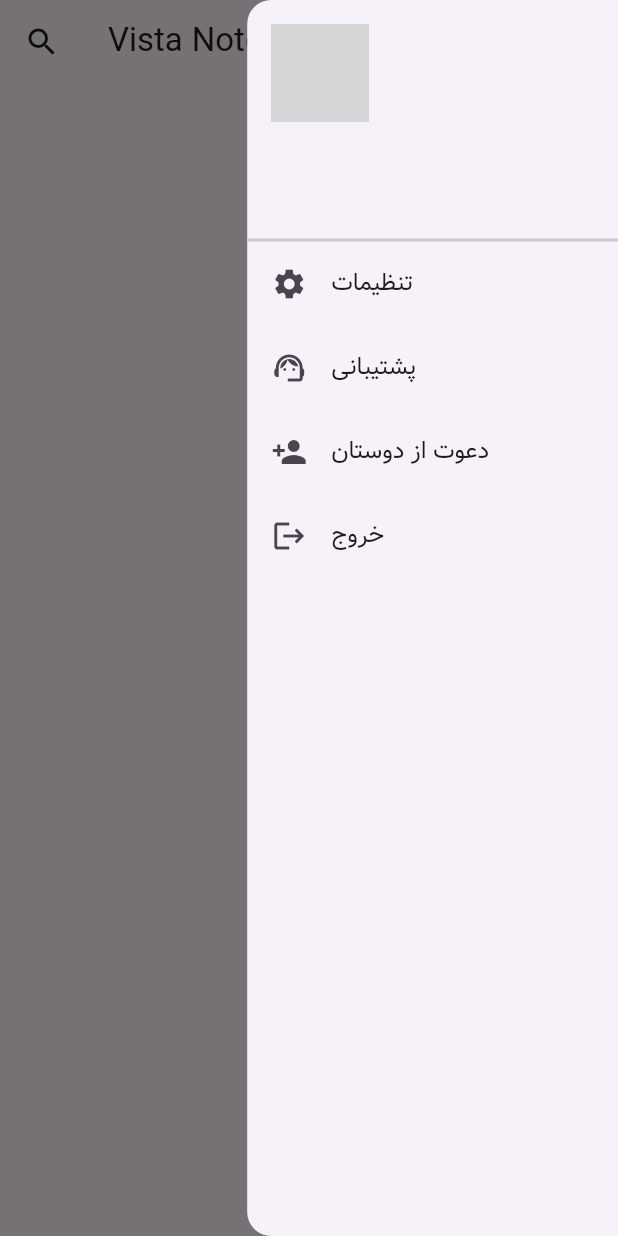
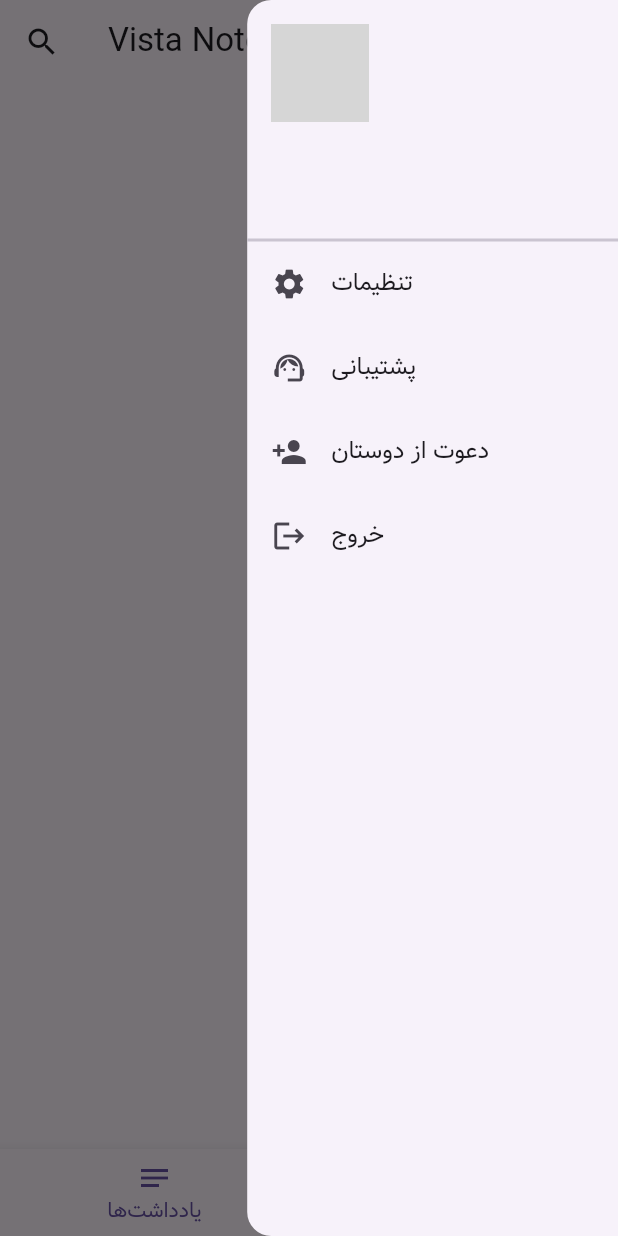
Before and after one commit to immrit/vista_notes, a Flutter app: the HomeScreen screen opened by its route, after a tap on the "menu" icon, on a phone screen of 412 x 824 dp. Run offline on Flutter 3.47's test engine with Material 3 defaults, Android fonts, the phone set to English and light mode, and no system bars; our stand-ins replace app_links, flutter_riverpod, flutter_screenutil, hive_flutter, image_picker, shamsi_date and 2 more; accounts and stored records are empty; network calls fail; grey boxes are pictures that could not be loaded.

Commit message:
add cafe

```diff
--- a/lib/provider/provider.dart
+++ b/lib/provider/provider.dart
@@ -1,6 +1,7 @@
 import 'package:flutter/material.dart';
 import 'package:flutter_riverpod/flutter_riverpod.dart';
 import 'package:supabase_flutter/supabase_flutter.dart';
+import 'package:vistaNote/model/publicPostModel.dart';
 import '../main.dart';
 import '../model/Notes.dart';
 import '../util/themes.dart';
@@ -47,7 +48,7 @@ final profileUpdateProvider =
   final response =
       await supabase.from('profiles').update(updatedData).eq('id', user.id);
 
-  if (response.error != null) {
+  if (response != null) {
     throw Exception('Failed to update profile');
   }
 });
@@ -78,8 +79,8 @@ final deleteNoteProvider =
     FutureProvider.family<void, dynamic>((ref, noteId) async {
   final response = await supabase.from('Notes').delete().eq('id', noteId);
 
-  if (response.error != null) {
-    throw Exception('Error deleting note: ${response.error!.message}');
+  if (response != null) {
+    throw Exception('Error deleting note: ${response!}');
   }
 });
 
@@ -90,3 +91,22 @@ final themeProvider = StateProvider<ThemeData>((ref) {
 
 final isLoadingProvider = StateProvider<bool>((ref) => false);
 final isRedirectingProvider = StateProvider<bool>((ref) => false);
+
+//preview public posts
+
+final publicPostsProvider = FutureProvider<List<PublicPost>>((ref) async {
+  try {
+    final response = await supabase
+        .from('public_posts')
+        .select('*, profiles(username, avatar_url)')
+        .order('created_at', ascending: false);
+
+    final postsData = response as List<dynamic>;
+    return postsData
+        .map((e) => PublicPost.fromMap(e as Map<String, dynamic>))
+        .toList();
+  } catch (e) {
+    print("Exception in fetching public posts: $e");
+    throw Exception("Exception in fetching public posts: $e");
+  }
+});
--- a/lib/util/widgets.dart
+++ b/lib/util/widgets.dart
@@ -9,7 +9,7 @@ import 'package:share_plus/share_plus.dart';
 import 'package:supabase_flutter/supabase_flutter.dart';
 import 'package:vistaNote/main.dart';
 import 'package:vistaNote/model/Notes.dart';
-import 'package:vistaNote/view/screen/AddNoteScreen.dart';
+import 'package:vistaNote/view/screen/Notes/AddNoteScreen.dart';
 import '../provider/provider.dart';
 import '../view/screen/searchPage.dart';
 import 'themes.dart';
--- /dev/null
+++ b/lib/view/screen/Notes/NotesPage.dart
@@ -0,0 +1,82 @@
+import 'package:flutter/material.dart';
+import 'package:flutter_riverpod/flutter_riverpod.dart';
+import '../../../provider/provider.dart';
+import '../../../util/widgets.dart';
+import 'AddNoteScreen.dart';
+
+class NotesScreen extends ConsumerWidget {
+  const NotesScreen({super.key});
+
+  @override
+  Widget build(BuildContext context, WidgetRef ref) {
+    final notesAsyncValue = ref.watch(notesProvider);
+
+    return Scaffold(
+      body: Directionality(
+        textDirection: TextDirection.rtl,
+        child: notesAsyncValue.when(
+          data: (notes) {
+            final pinnedNotes = notes.where((note) => note.isPinned).toList();
+            final otherNotes = notes.where((note) => !note.isPinned).toList();
+
+            pinnedNotes.sort((a, b) => b.createdAt.compareTo(a.createdAt));
+            otherNotes.sort((a, b) => b.createdAt.compareTo(a.createdAt));
+
+            return RefreshIndicator(
+              onRefresh: () async {
+                ref.refresh(notesProvider);
+              },
+              child: Padding(
+                padding: const EdgeInsets.all(8.0),
+                child: ListView(
+                  children: [
+                    if (pinnedNotes.isNotEmpty) ...[
+                      const Text(
+                        'پین شده ها:',
+                        style: TextStyle(
+                            fontWeight: FontWeight.bold, fontSize: 16),
+                      ),
+                      NoteGridWidget(notes: pinnedNotes, ref: ref),
+                    ],
+                    const SizedBox(height: 20),
+                    const Text(
+                      'سایر یادداشت‌ها:',
+                      style:
+                          TextStyle(fontWeight: FontWeight.bold, fontSize: 16),
+                    ),
+                    NoteGridWidget(notes: otherNotes, ref: ref),
+                  ],
+                ),
+              ),
+            );
+          },
+          loading: () => const Center(child: CircularProgressIndicator()),
+          error: (err, stack) => Center(
+              child: Column(
+            crossAxisAlignment: CrossAxisAlignment.center,
+            mainAxisAlignment: MainAxisAlignment.center,
+            children: [
+              const Text('دسترسی به اینترنت قطع است :('),
+              IconButton(
+                iconSize: 50,
+                splashColor: Colors.transparent,
+                color: Colors.white,
+                onPressed: () {
+                  ref.refresh(notesProvider);
+                },
+                icon: const Icon(Icons.refresh),
+              ),
+            ],
+          )),
+        ),
+      ),
+      floatingActionButton: FloatingActionButton(
+        child: const Icon(Icons.edit),
+        onPressed: () {
+          Navigator.of(context).push(
+              MaterialPageRoute(builder: (context) => const AddNoteScreen()));
+        },
+      ),
+    );
+  }
+}
--- a/lib/view/screen/homeScreen.dart
+++ b/lib/view/screen/homeScreen.dart
@@ -2,28 +2,45 @@ import 'package:flutter/material.dart';
 import 'package:flutter_riverpod/flutter_riverpod.dart';
 import 'package:flutter_screenutil/flutter_screenutil.dart';
 import 'package:share_plus/share_plus.dart';
+import 'package:vistaNote/view/screen/Notes/NotesPage.dart';
 import 'package:vistaNote/view/screen/support.dart';
 import '../../main.dart';
-import '../../provider/provider.dart';
 import '../../util/widgets.dart';
-import 'AddNoteScreen.dart';
+import 'PublicPosts/publicPosts.dart';
+import '../../provider/provider.dart'; // پرووایدرها
 
-class HomeScreen extends ConsumerWidget {
+class HomeScreen extends ConsumerStatefulWidget {
   const HomeScreen({super.key});
 
   @override
-  Widget build(BuildContext context, WidgetRef ref) {
+  ConsumerState<HomeScreen> createState() => _HomeScreenState();
+}
+
+class _HomeScreenState extends ConsumerState<HomeScreen> {
+  int _selectedIndex = 0;
+
+  void _onItemTapped(int index) {
+    setState(() {
+      _selectedIndex = index;
+    });
+  }
+
+  @override
+  Widget build(BuildContext context) {
+    final notesAsyncValue = ref.watch(notesProvider);
+    final publicPostsAsyncValue =
+        ref.watch(publicPostsProvider); // پرووایدر پست‌ها
     final getprofile = ref.watch(profileProvider);
-    final notesAsyncValue = ref.watch(notesProvider);
     final currentcolor = ref.watch(themeProvider);
-
-    final he = MediaQuery.of(context).size.height;
+    // صفحات برای هر تب
+    final List<Widget> tabs = [
+      const NotesScreen(), // صفحه یادداشت‌ها
+      const PublicPostsScreen(), // صفحه پست‌های عمومی
+    ];
 
     return Scaffold(
       appBar: AppBar(
-        title: const Text(
-          "Vista Notes",
-        ),
+        title: const Text("Vista Notes"),
         leading: IconButton(
           onPressed: () {
             Navigator.of(context).push(createSearchPageRoute());
@@ -70,15 +87,6 @@ class HomeScreen extends ConsumerWidget {
                   loading: () =>
                       const Center(child: CircularProgressIndicator())),
             ),
-            // ListTile(
-            //   leading: const Icon(Icons.person),
-            //   title: const Text(
-            //     'حساب کاربری',
-            //   ),
-            //   onTap: () {
-            //     Navigator.pushNamed(context, '/profile');
-            //   },
-            // ),
             ListTile(
               leading: const Icon(Icons.settings),
               title: const Text(
@@ -121,83 +129,24 @@ class HomeScreen extends ConsumerWidget {
                 Navigator.pushReplacementNamed(context, '/welcome');
               },
             ),
-            // SizedBox(
-            //   height: he < 685 ? 220 : 398,
-            // ),
-            // const Text(
-            //   'Version: 1.2.0+3',
-            //   style: TextStyle(color: Colors.white60),
-            // )
           ],
         ),
       ),
-      body: Directionality(
-        textDirection: TextDirection.rtl,
-        child: notesAsyncValue.when(
-          data: (notes) {
-            final pinnedNotes = notes.where((note) => note.isPinned).toList();
-            final otherNotes = notes.where((note) => !note.isPinned).toList();
-
-            pinnedNotes.sort((a, b) => b.createdAt.compareTo(a.createdAt));
-            otherNotes.sort((a, b) => b.createdAt.compareTo(a.createdAt));
-
-            return RefreshIndicator(
-              onRefresh: () async {
-                ref.refresh(notesProvider);
-                ref.refresh(profileProvider);
-              },
-              child: Padding(
-                padding: const EdgeInsets.all(8.0),
-                child: ListView(
-                  children: [
-                    if (pinnedNotes.isNotEmpty) ...[
-                      const Text(
-                        'پین شده ها:',
-                        style: TextStyle(
-                            fontWeight: FontWeight.bold, fontSize: 16),
-                      ),
-                      NoteGridWidget(notes: pinnedNotes, ref: ref),
-                    ],
-                    const SizedBox(height: 20),
-                    const Text(
-                      'سایر یادداشت‌ها:',
-                      style:
-                          TextStyle(fontWeight: FontWeight.bold, fontSize: 16),
-                    ),
-                    NoteGridWidget(notes: otherNotes, ref: ref),
-                  ],
-                ),
-              ),
-            );
-          },
-          loading: () => const Center(child: CircularProgressIndicator()),
-          error: (err, stack) => Center(
-              child: Column(
-            crossAxisAlignment: CrossAxisAlignment.center,
-            mainAxisAlignment: MainAxisAlignment.center,
-            children: [
-              const Text('دسترسی به اینترنت قطع است :('),
-              IconButton(
-                  iconSize: 50.h,
-                  splashColor: Colors.transparent,
-                  color: Colors.white,
-                  onPressed: () {
-                    ref.refresh(notesProvider);
-                    ref.refresh(profileProvider);
-                  },
-                  icon: const Icon(Icons.refresh))
-            ],
-          )),
-        ),
+      body: tabs[_selectedIndex],
+      bottomNavigationBar: BottomNavigationBar(
+        items: const [
+          BottomNavigationBarItem(
+            icon: Icon(Icons.notes),
+            label: 'یادداشت‌ها',
+          ),
+          BottomNavigationBarItem(
+            icon: Icon(Icons.public),
+            label: 'کافه ویستا',
+          ),
+        ],
+        currentIndex: _selectedIndex,
+        onTap: _onItemTapped,
       ),
-      floatingActionButton: FloatingActionButton(
-          backgroundColor:
-              currentcolor.floatingActionButtonTheme.backgroundColor,
-          child: const Icon(Icons.edit),
-          onPressed: () {
-            Navigator.of(context).push(
-                MaterialPageRoute(builder: (context) => const AddNoteScreen()));
-          }),
     );
   }
 }
--- a/lib/view/screen/searchPage.dart
+++ b/lib/view/screen/searchPage.dart
@@ -1,7 +1,7 @@
 import 'package:flutter/material.dart';
 import 'package:flutter_riverpod/flutter_riverpod.dart';
 import '../../provider/provider.dart';
-import 'AddNoteScreen.dart';
+import 'Notes/AddNoteScreen.dart';
 
 class SearchPage extends ConsumerStatefulWidget {
   const SearchPage({super.key});
```
Also changed, not shown: lib/model/publicPostModel.dart (added, +53 -0 lines), lib/view/screen/Notes/AddNoteScreen.dart (renamed from lib/view/screen/AddNoteScreen.dart, +13 -10 lines), lib/view/screen/PublicPosts/AddPost.dart (added, +91 -0 lines), lib/view/screen/PublicPosts/publicPosts.dart (added, +83 -0 lines).
